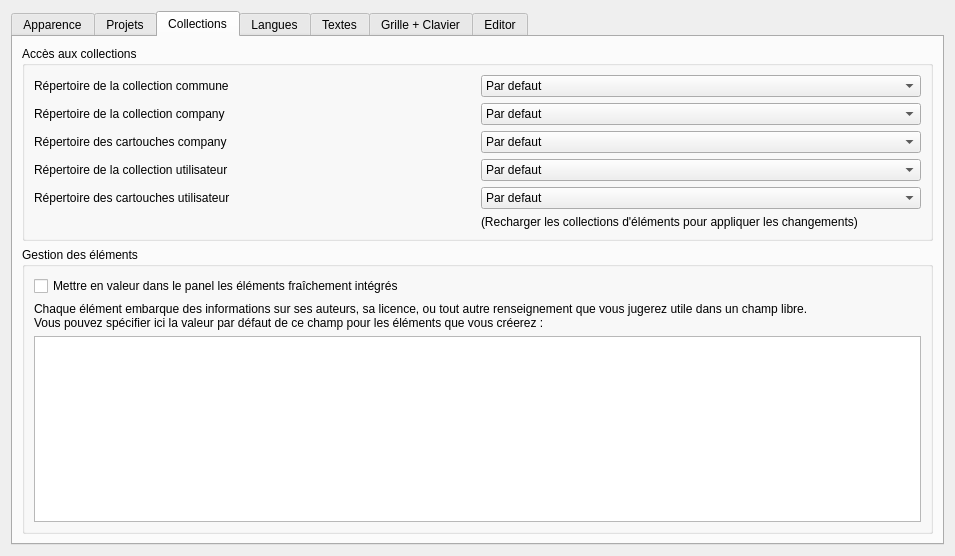
Old version of the form sources/ui/configpage/generalconfigurationpage.ui in the repository qelectrotech/qelectrotech-source-mirror.
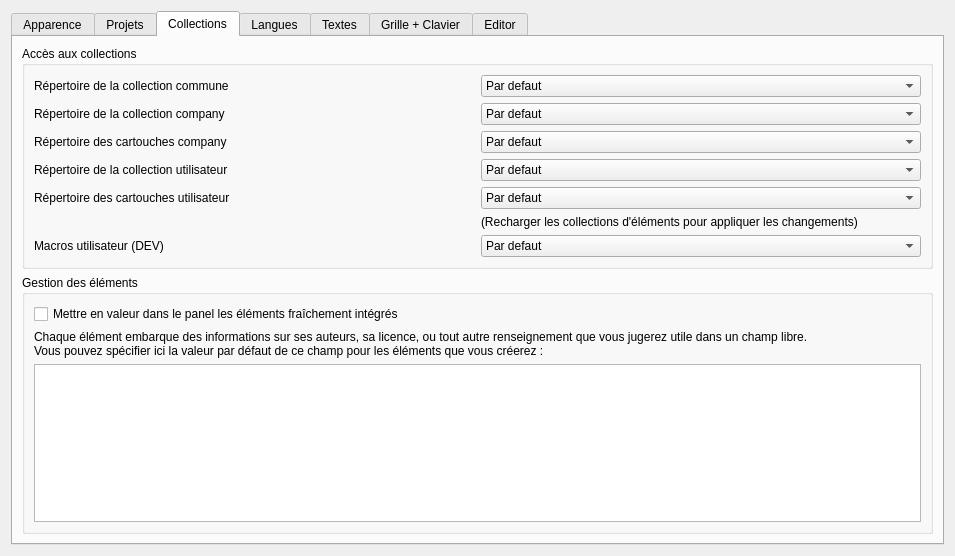
New version of the form. The open tabs and pages were chosen to show the change.

```diff
--- a/sources/ui/configpage/generalconfigurationpage.ui
+++ b/sources/ui/configpage/generalconfigurationpage.ui
@@ -349,6 +349,27 @@
             </property>
            </widget>
           </item>
+          <item row="7" column="0">
+           <widget class="QLabel" name="label_11">
+            <property name="text">
+             <string>Macros utilisateur (DEV)</string>
+            </property>
+           </widget>
+          </item>
+          <item row="7" column="1">
+           <widget class="QComboBox" name="m_user_macros_path_cb">
+            <item>
+             <property name="text">
+              <string>Par defaut</string>
+             </property>
+            </item>
+            <item>
+             <property name="text">
+              <string>Parcourir...</string>
+             </property>
+            </item>
+           </widget>
+          </item>
          </layout>
         </widget>
        </item>
```
